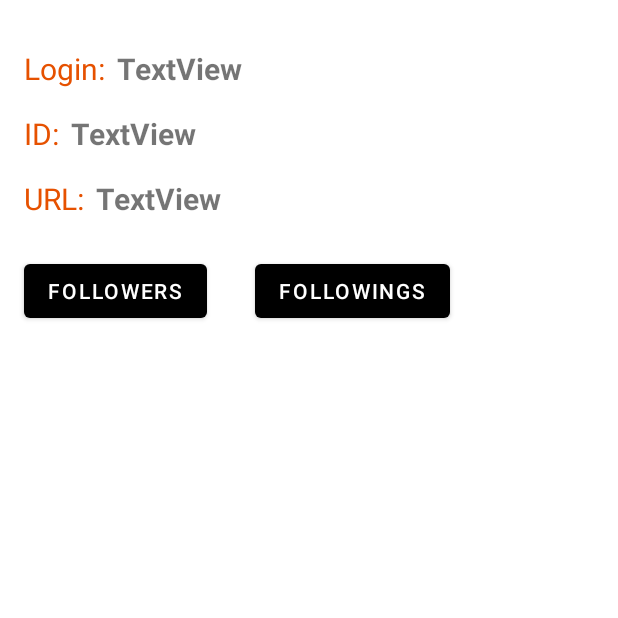
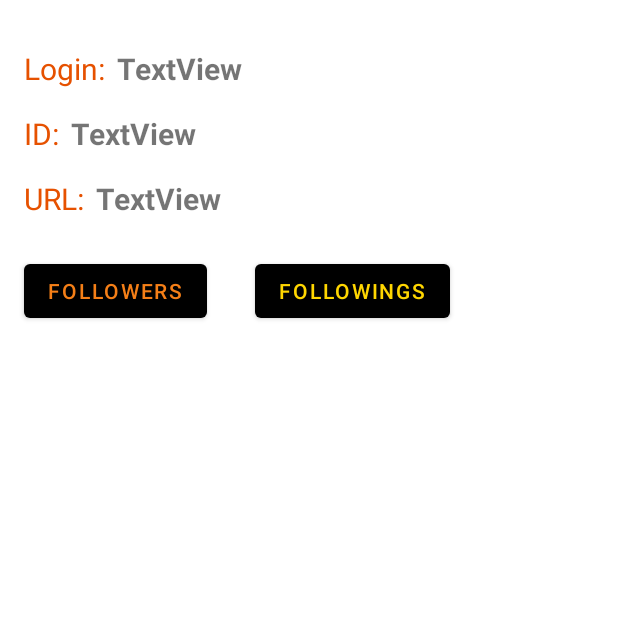
Before and after one commit to VyacheslavShumilov/RetrofitApp, an Android app: the UserInfoActivity screen opened directly, with no data from a screen before it, on a phone screen of 412 x 824 dp, the top half of it. Run offline under Robolectric (Android 15) with nearby library versions, the phone set to English and light mode, and no system bars; our stand-ins replace Picasso; pictures from the network do not load; 1 statement that could not run was skipped.

Commit message:
29.05.2022 добавил цвет текста кнопок Followers & Followings

```diff
--- a/app/src/main/res/layout/activity_user_info.xml
+++ b/app/src/main/res/layout/activity_user_info.xml
@@ -89,6 +89,7 @@
         android:layout_height="wrap_content"
         android:layout_marginLeft="16dp"
         android:layout_marginTop="24dp"
+        android:textColor="@color/followers_btn_color"
         android:text="@string/followers_btn"
         app:layout_constraintLeft_toLeftOf="parent"
         app:layout_constraintTop_toBottomOf="@+id/urlTextView" />
@@ -99,6 +100,7 @@
         android:layout_height="wrap_content"
         android:layout_marginStart="32dp"
         android:text="@string/following_btn"
+        android:textColor="@color/followings_btn_color"
         app:layout_constraintStart_toEndOf="@+id/followersBtn"
         app:layout_constraintTop_toTopOf="@+id/followersBtn" />
 </androidx.constraintlayout.widget.ConstraintLayout>
--- a/app/src/main/res/values/colors.xml
+++ b/app/src/main/res/values/colors.xml
@@ -8,4 +8,6 @@
     <color name="black">#FF000000</color>
     <color name="white">#FFFFFFFF</color>
     <color name="user_info_text_color">#E65100</color>
+    <color name="followers_btn_color">#F57F17</color>
+    <color name="followings_btn_color">#FFD600</color>
 </resources>
```
